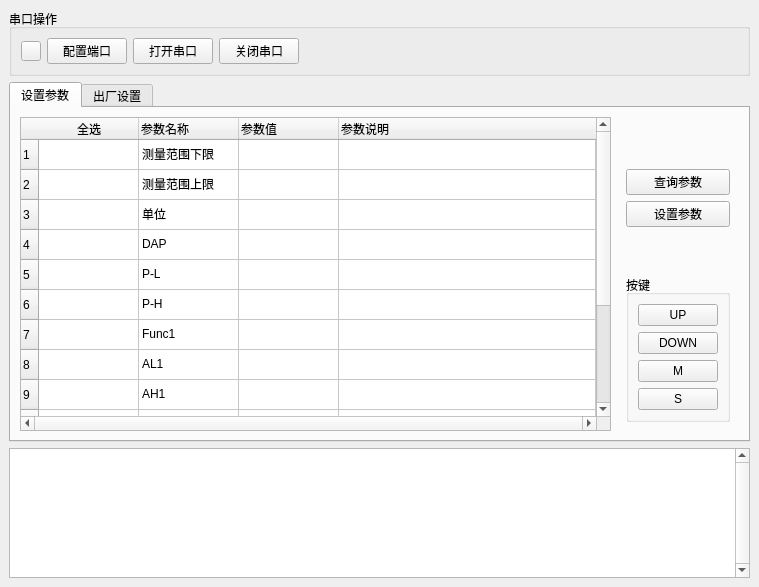
Qt form UI/MainUi.ui (lulei2147/CalibrationTool) before a commit.
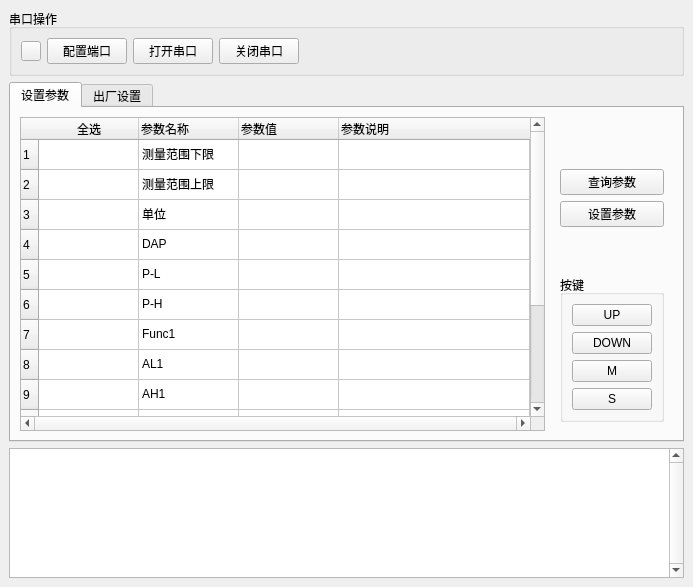
The same form after that commit.

Commit message: 1.增加SendDataSetPara_A1字典buffer,用于存储待设置的参数。 2.添加cboxParamChanged槽函数，当Unit、Func1和Func2变化时，赋值给SendDataSetPara_A1。 3.添加tabWidgetParamItemChanged槽函数，当修改参数后触发，对buffer赋值。 4.添加getSettingValue函数，显示输入参数的格式。其中DL1和DL2格式限制功能还没有实现。

Patch:
```diff
--- a/UI/MainUi.ui
+++ b/UI/MainUi.ui
@@ -6,7 +6,7 @@
    <rect>
     <x>0</x>
     <y>0</y>
-    <width>759</width>
+    <width>693</width>
     <height>587</height>
    </rect>
   </property>
@@ -111,7 +111,7 @@
                  <enum>Qt::CustomDashLine</enum>
                 </property>
                 <property name="wordWrap">
-                 <bool>true</bool>
+                 <bool>false</bool>
                 </property>
                 <attribute name="horizontalHeaderCascadingSectionResizes">
                  <bool>false</bool>
@@ -122,6 +122,9 @@
                 <attribute name="horizontalHeaderStretchLastSection">
                  <bool>true</bool>
                 </attribute>
+                <attribute name="verticalHeaderStretchLastSection">
+                 <bool>false</bool>
+                </attribute>
                 <row>
                  <property name="text">
                   <string>1</string>
@@ -306,6 +309,9 @@
                  </property>
                 </item>
                 <item row="2" column="3">
+                 <property name="text">
+                  <string/>
+                 </property>
                  <property name="flags">
                   <set>ItemIsSelectable|ItemIsDragEnabled|ItemIsDropEnabled|ItemIsUserCheckable|ItemIsEnabled</set>
                  </property>
@@ -330,6 +336,9 @@
                  </property>
                 </item>
                 <item row="3" column="3">
+                 <property name="text">
+                  <string/>
+                 </property>
                  <property name="flags">
                   <set>ItemIsSelectable|ItemIsDragEnabled|ItemIsDropEnabled|ItemIsUserCheckable|ItemIsEnabled</set>
                  </property>
@@ -354,6 +363,9 @@
                  </property>
                 </item>
                 <item row="4" column="3">
+                 <property name="text">
+                  <string/>
+                 </property>
                  <property name="flags">
                   <set>ItemIsSelectable|ItemIsDragEnabled|ItemIsDropEnabled|ItemIsUserCheckable|ItemIsEnabled</set>
                  </property>
@@ -378,6 +390,9 @@
                  </property>
                 </item>
                 <item row="5" column="3">
+                 <property name="text">
+                  <string/>
+                 </property>
                  <property name="flags">
                   <set>ItemIsSelectable|ItemIsDragEnabled|ItemIsDropEnabled|ItemIsUserCheckable|ItemIsEnabled</set>
                  </property>
@@ -399,6 +414,15 @@
                  </property>
                 </item>
                 <item row="6" column="3">
+                 <property name="text">
+                  <string/>
+                 </property>
+                 <property name="toolTip">
+                  <string/>
+                 </property>
+                 <property name="whatsThis">
+                  <string/>
+                 </property>
                  <property name="flags">
                   <set>ItemIsSelectable|ItemIsDragEnabled|ItemIsDropEnabled|ItemIsUserCheckable|ItemIsEnabled</set>
                  </property>
@@ -420,6 +444,9 @@
                  </property>
                 </item>
                 <item row="7" column="3">
+                 <property name="text">
+                  <string/>
+                 </property>
                  <property name="flags">
                   <set>ItemIsSelectable|ItemIsDragEnabled|ItemIsDropEnabled|ItemIsUserCheckable|ItemIsEnabled</set>
                  </property>
@@ -441,6 +468,9 @@
                  </property>
                 </item>
                 <item row="8" column="3">
+                 <property name="text">
+                  <string/>
+                 </property>
                  <property name="flags">
                   <set>ItemIsSelectable|ItemIsDragEnabled|ItemIsDropEnabled|ItemIsUserCheckable|ItemIsEnabled</set>
                  </property>
@@ -462,6 +492,9 @@
                  </property>
                 </item>
                 <item row="9" column="3">
+                 <property name="text">
+                  <string/>
+                 </property>
                  <property name="flags">
                   <set>ItemIsSelectable|ItemIsDragEnabled|ItemIsDropEnabled|ItemIsUserCheckable|ItemIsEnabled</set>
                  </property>
@@ -483,6 +516,9 @@
                  </property>
                 </item>
                 <item row="10" column="3">
+                 <property name="text">
+                  <string/>
+                 </property>
                  <property name="flags">
                   <set>ItemIsSelectable|ItemIsDragEnabled|ItemIsDropEnabled|ItemIsUserCheckable|ItemIsEnabled</set>
                  </property>
@@ -504,6 +540,9 @@
                  </property>
                 </item>
                 <item row="11" column="3">
+                 <property name="text">
+                  <string/>
+                 </property>
                  <property name="flags">
                   <set>ItemIsSelectable|ItemIsDragEnabled|ItemIsDropEnabled|ItemIsUserCheckable|ItemIsEnabled</set>
                  </property>
@@ -525,6 +564,9 @@
                  </property>
                 </item>
                 <item row="12" column="3">
+                 <property name="text">
+                  <string/>
+                 </property>
                  <property name="flags">
                   <set>ItemIsSelectable|ItemIsDragEnabled|ItemIsDropEnabled|ItemIsUserCheckable|ItemIsEnabled</set>
                  </property>
@@ -546,6 +588,9 @@
                  </property>
                 </item>
                 <item row="13" column="3">
+                 <property name="text">
+                  <string/>
+                 </property>
                  <property name="flags">
                   <set>ItemIsSelectable|ItemIsDragEnabled|ItemIsDropEnabled|ItemIsUserCheckable|ItemIsEnabled</set>
                  </property>
```
Left out of the diff: 43 changed lines with no effect on the pictures. The commit also changes 2 other files.
